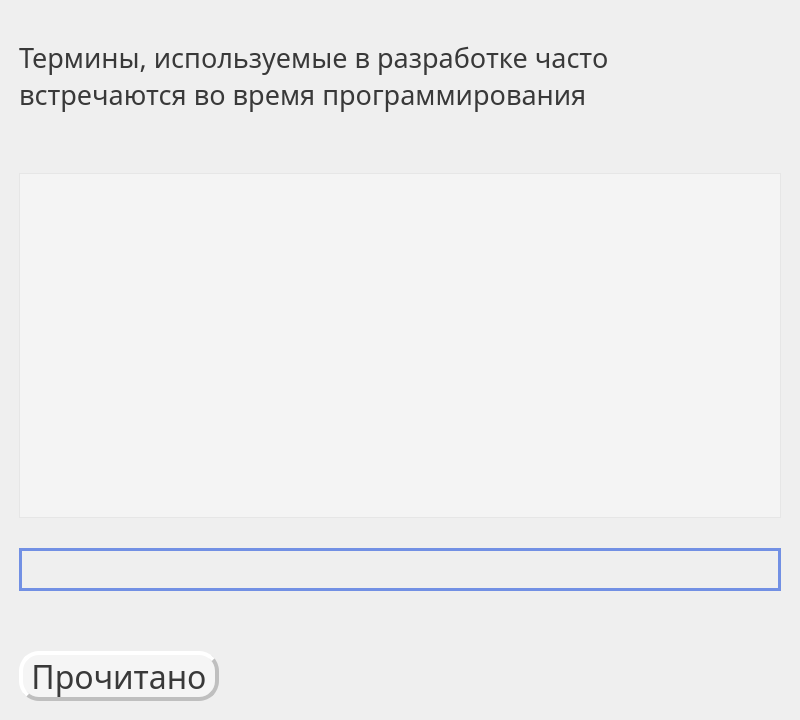
Before: the Qt Designer form develop.ui in realeedd/techEng, drawn with Qt 5.
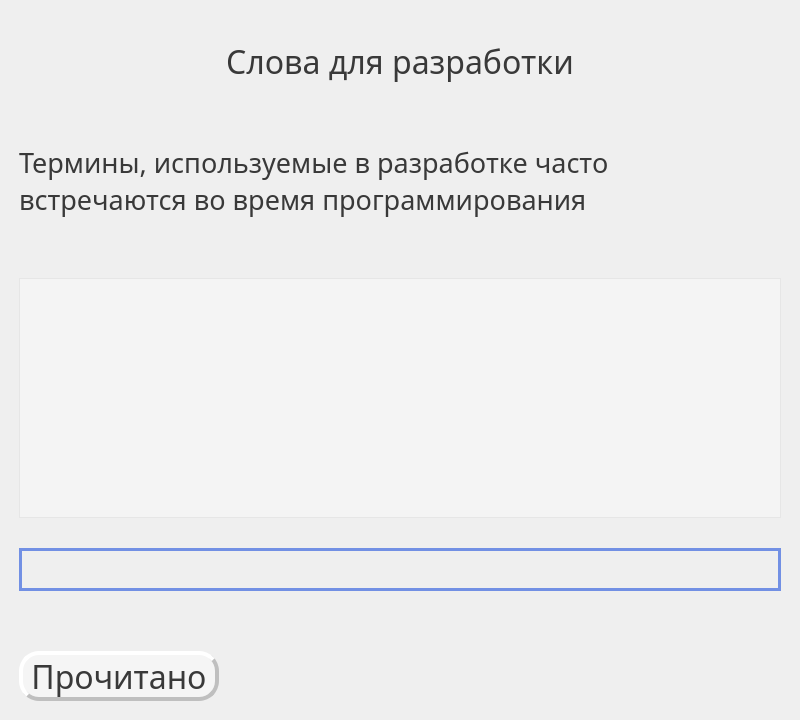
After: the same form once the commit is applied.

What changed in the file:
```diff
--- a/develop.ui
+++ b/develop.ui
@@ -55,6 +55,25 @@
         <property name="bottomMargin">
          <number>10</number>
         </property>
+        <item>
+         <widget class="QLabel" name="label">
+          <property name="font">
+           <font>
+            <family>Trebuchet MS</family>
+            <pointsize>24</pointsize>
+           </font>
+          </property>
+          <property name="styleSheet">
+           <string notr="true">color: rgb(57, 57, 57)</string>
+          </property>
+          <property name="text">
+           <string>Слова для разработки</string>
+          </property>
+          <property name="alignment">
+           <set>Qt::AlignCenter</set>
+          </property>
+         </widget>
+        </item>
         <item>
          <layout class="QHBoxLayout" name="horizontalLayout">
           <item>
@@ -63,7 +82,6 @@
              <font>
               <family>Trebuchet MS</family>
               <pointsize>20</pointsize>
-              <weight>50</weight>
               <bold>false</bold>
              </font>
             </property>
```
Left out of the diff: 7 changed lines with no effect on the pictures.
